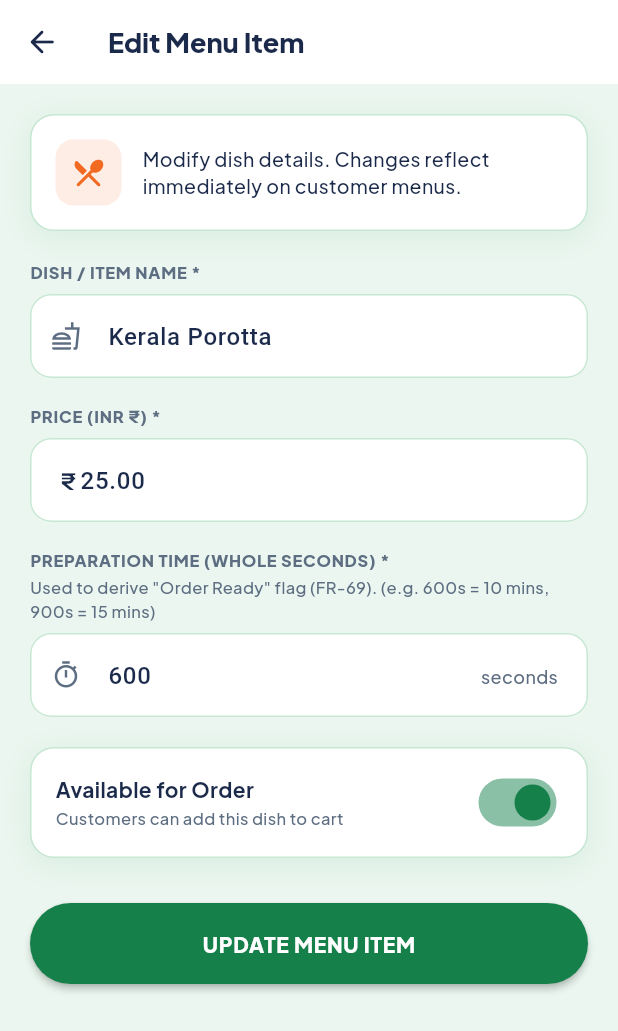
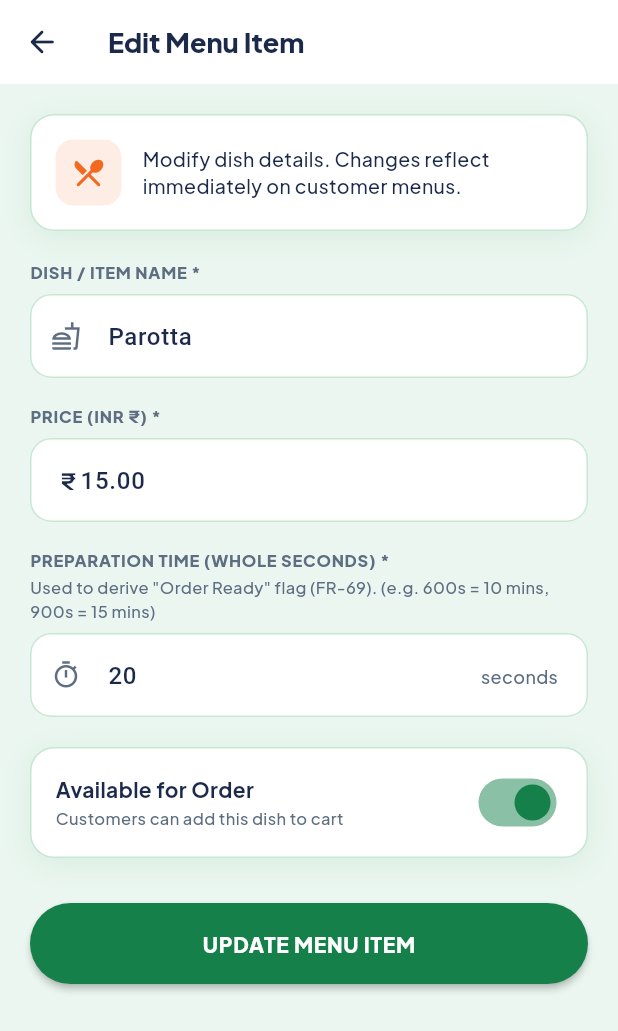
Before and after one commit to rai04han/FairDrop, a Flutter app: the MenuManagementScreen screen opened by its route, after a tap on the "edit" icon, on a phone screen of 412 x 824 dp. Shown: the top 1031 px of the screen. Run offline on Flutter 3.47's test engine with Material 3 defaults, Android fonts, the phone set to English and light mode, and no system bars; our stand-ins replace fl_chart, flutter_map, flutter_secure_storage, google_fonts, latlong2, shared_preferences; accounts and stored records are empty; network calls fail.

Commit message:
fix(restaurant): make menu management responsive on narrow web viewports and initialize fallback dishes

```diff
--- a/fairdrop_app/lib/screens/restaurant/menu_management_screen.dart
+++ b/fairdrop_app/lib/screens/restaurant/menu_management_screen.dart
@@ -23,71 +23,55 @@ class MenuManagementScreen extends StatefulWidget {
 }
 
 class _MenuManagementScreenState extends State<MenuManagementScreen> {
-  List<MenuItem> _items = [];
-  bool _isLoading = true;
-  String? _errorMessage;
-
   // Fallback demo menu items for Hotel Arun (PRD §10.1 & seed.js)
   static final List<MenuItem> _fallbackItems = [
     MenuItem(
       id: 'item-101',
-      restaurantId: '67b7e0000000000000000003',
-      name: 'Kerala Porotta',
-      price: 25.0,
-      prepTimeSeconds: 600,
+      restaurantId: '6ad6fe379766b27694ce0184',
+      name: 'Parotta',
+      price: 15.0,
+      prepTimeSeconds: 20,
       isAvailable: true,
     ),
     MenuItem(
       id: 'item-102',
-      restaurantId: '67b7e0000000000000000003',
-      name: 'Nadan Chicken Curry',
-      price: 180.0,
-      prepTimeSeconds: 900,
+      restaurantId: '6ad6fe379766b27694ce0184',
+      name: 'Fish Curry Meal',
+      price: 120.0,
+      prepTimeSeconds: 45,
       isAvailable: true,
     ),
     MenuItem(
       id: 'item-103',
-      restaurantId: '67b7e0000000000000000003',
-      name: 'Appam with Vegetable Stew',
-      price: 120.0,
-      prepTimeSeconds: 720,
+      restaurantId: '6ad6fe379766b27694ce0184',
+      name: 'Chicken Biryani',
+      price: 180.0,
+      prepTimeSeconds: 40,
       isAvailable: true,
     ),
-    MenuItem(
-      id: 'item-104',
-      restaurantId: '67b7e0000000000000000003',
-      name: 'Karimeen Pollichathu',
-      price: 350.0,
-      prepTimeSeconds: 1500,
-      isAvailable: false,
-    ),
   ];
+
+  late List<MenuItem> _items = List.from(widget.initialItems ?? _fallbackItems);
+  bool _isLoading = false;
+  String? _errorMessage;
 
   @override
   void initState() {
     super.initState();
-    if (widget.initialItems != null) {
-      _items = List.from(widget.initialItems!);
-      _isLoading = false;
-    } else {
+    if (widget.initialItems == null) {
       _loadMenu();
     }
   }
 
   Future<void> _loadMenu() async {
-    setState(() {
-      _isLoading = true;
-      _errorMessage = null;
-    });
-
     try {
       final res = await CoreApiService.getMyRestaurantMenu().timeout(
-        const Duration(seconds: 1),
-        onTimeout: () => {},
+        const Duration(seconds: 2),
+        onTimeout: () => <String, dynamic>{},
       );
 
       final list = res['items'] as List<dynamic>?;
-      if (list != null && mounted) {
+      if (list != null && list.isNotEmpty && mounted) {
         setState(() {
           _items = list.map((json) => MenuItem.fromJson(json as Map<String, dynamic>)).toList();
           _isLoading = false;
@@ -95,10 +79,10 @@ class _MenuManagementScreenState extends State<MenuManagementScreen> {
         return;
       }
     } catch (_) {
-      // Fallback in test/offline environment
+      // In offline / unauthenticated state, preserve existing items
     }
 
-    if (mounted) {
+    if (mounted && _items.isEmpty) {
       setState(() {
         _items = List.from(_fallbackItems);
         _isLoading = false;
@@ -223,12 +207,13 @@ class _MenuManagementScreenState extends State<MenuManagementScreen> {
                     children: [
                       // ── Header Summary Banner ──────────────────────────────
                       Container(
-                        padding: const EdgeInsets.symmetric(horizontal: 20, vertical: 14),
+                        padding: const EdgeInsets.symmetric(horizontal: 16, vertical: 12),
                         color: Colors.white,
                         child: Row(
                           mainAxisAlignment: MainAxisAlignment.spaceBetween,
                           children: [
-                            Column(
+                            Expanded(
+                              child: Column(
                                 crossAxisAlignment: CrossAxisAlignment.start,
                                 children: [
                                   Text(
@@ -248,13 +233,17 @@ class _MenuManagementScreenState extends State<MenuManagementScreen> {
                                       fontWeight: FontWeight.w600,
                                       color: FairDropColors.brandNavy,
                                     ),
+                                    maxLines: 1,
+                                    overflow: TextOverflow.ellipsis,
                                   ),
                                 ],
                               ),
+                            ),
+                            const SizedBox(width: 8),
                             FilledButton.icon(
                               key: const Key('add_menu_item_header_button'),
                               onPressed: () => _openAddEditScreen(),
-                              icon: const Icon(Icons.add, size: 18),
+                              icon: const Icon(Icons.add, size: 16),
                               label: Text(
                                 'ADD ITEM',
                                 style: GoogleFonts.plusJakartaSans(
@@ -265,7 +254,7 @@ class _MenuManagementScreenState extends State<MenuManagementScreen> {
                               style: FilledButton.styleFrom(
                                 backgroundColor: FairDropColors.brandGreen,
                                 shape: const StadiumBorder(),
-                                padding: const EdgeInsets.symmetric(horizontal: 14, vertical: 8),
+                                padding: const EdgeInsets.symmetric(horizontal: 12, vertical: 8),
                               ),
                             ),
                           ],
@@ -348,7 +337,10 @@ class _MenuManagementScreenState extends State<MenuManagementScreen> {
                                                   ),
                                                 ),
                                                 const SizedBox(height: 4),
-                                                Row(
+                                                Wrap(
+                                                  spacing: 8,
+                                                  runSpacing: 4,
+                                                  crossAxisAlignment: WrapCrossAlignment.center,
                                                   children: [
                                                     Text(
                                                       formatCurrency(item.price),
@@ -360,7 +352,6 @@ class _MenuManagementScreenState extends State<MenuManagementScreen> {
                                                             : FairDropColors.slateMuted,
                                                       ),
                                                     ),
-                                                    const SizedBox(width: 10),
                                                     Container(
                                                       padding: const EdgeInsets.symmetric(horizontal: 6, vertical: 2),
                                                       decoration: BoxDecoration(
@@ -368,6 +359,7 @@ class _MenuManagementScreenState extends State<MenuManagementScreen> {
                                                         borderRadius: BorderRadius.circular(6),
                                                       ),
                                                       child: Row(
+                                                        mainAxisSize: MainAxisSize.min,
                                                         children: [
                                                           const Icon(Icons.timer_outlined, size: 12, color: FairDropColors.slateMuted),
                                                           const SizedBox(width: 4),
```
Lines whose indentation alone changed are shown as unchanged.
